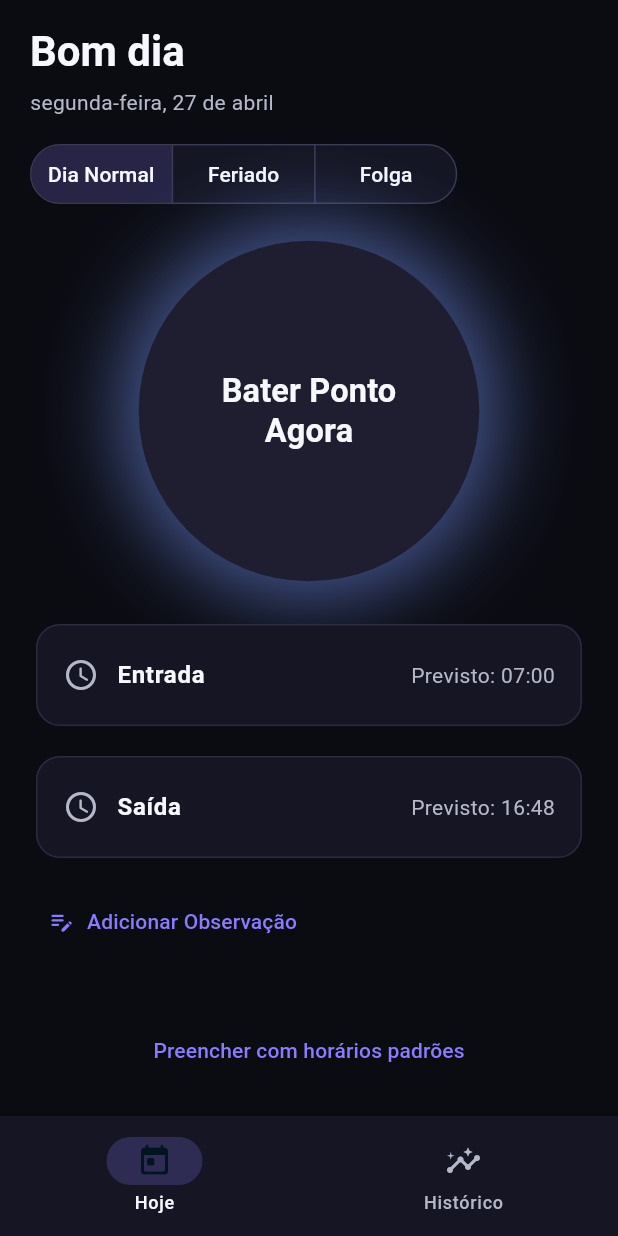
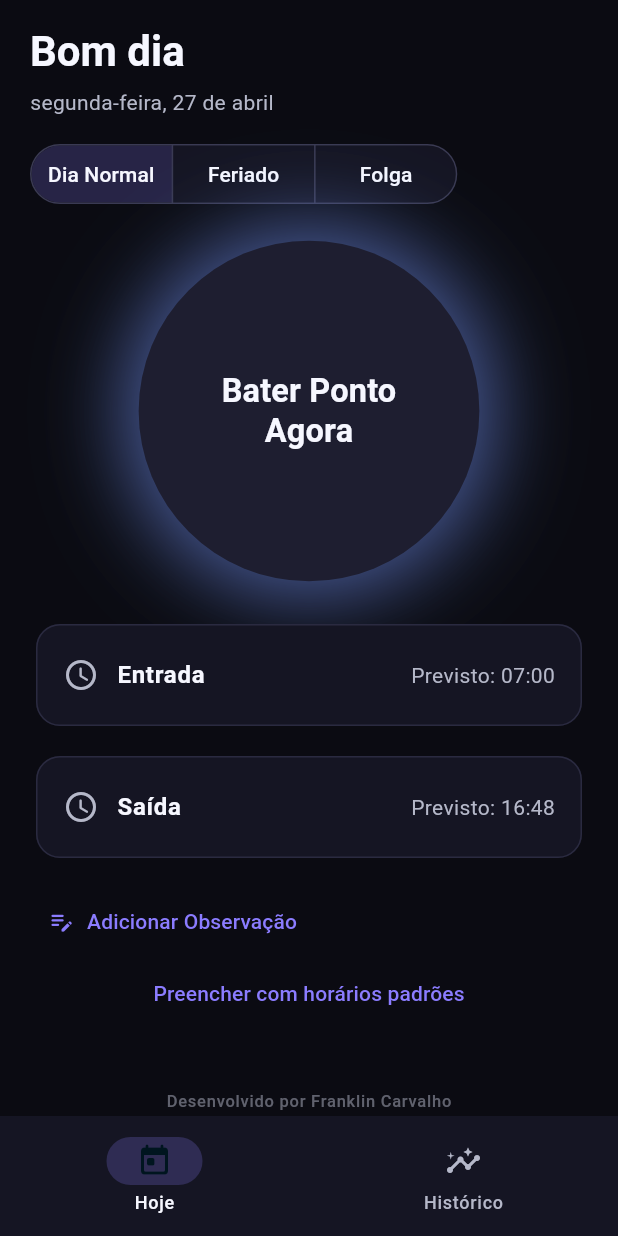
Before and after one commit to nilknarfsam/auratime, a Flutter app: the screen it shows after launch, on a phone screen of 412 x 824 dp. Run offline on Flutter 3.47's test engine with Material 3 defaults, Android fonts, the phone set to English and light mode, and no system bars; our stand-ins replace isar, pdf, printing; missing offline and left inert: home_widget; accounts and stored records are empty; generated files the repository leaves out were written again.

Commit message:
Assinatura do Desenvolvedor

```diff
--- a/lib/screens/dashboard_screen.dart
+++ b/lib/screens/dashboard_screen.dart
@@ -100,6 +100,16 @@ class _DashboardScreenState extends State<DashboardScreen>
                         child: TextButton(
                           onPressed: _isLoading ? null : _fillWithDefaultSchedule,
                           child: const Text('Preencher com horários padrões'),
+                        ),
+                      ),
+                      const SizedBox(height: 40),
+                      Center(
+                        child: Text(
+                          'Desenvolvido por Franklin Carvalho',
+                          style: theme.textTheme.labelSmall?.copyWith(
+                            color: theme.colorScheme.onSurfaceVariant
+                                .withOpacity(0.5),
+                          ),
                         ),
                       ),
                     ],
```
